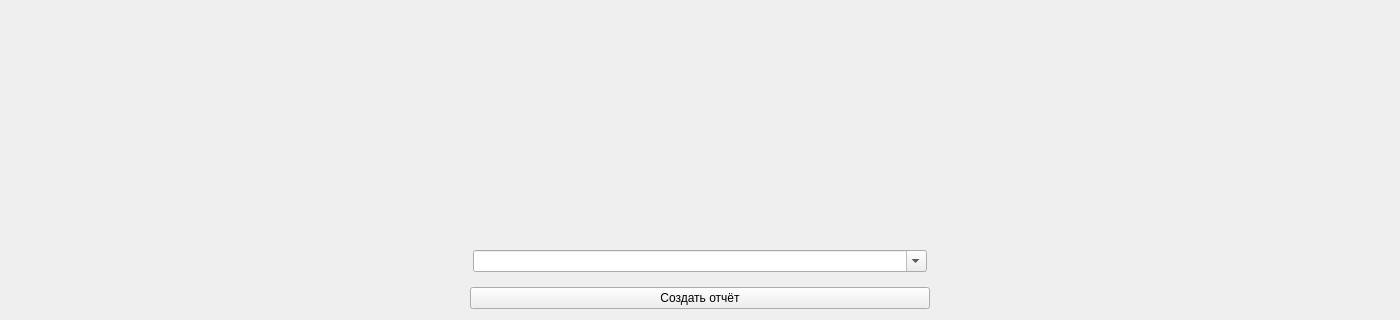
First picture: the form in ui_templates/dialogs/more_student_info_dialog.ui, repository IliaSuponeff/StudentsAccounting, before the edit; both pictures show x 0 to 1400 and y 320 to 640 of the 1400 by 640 pixel window.
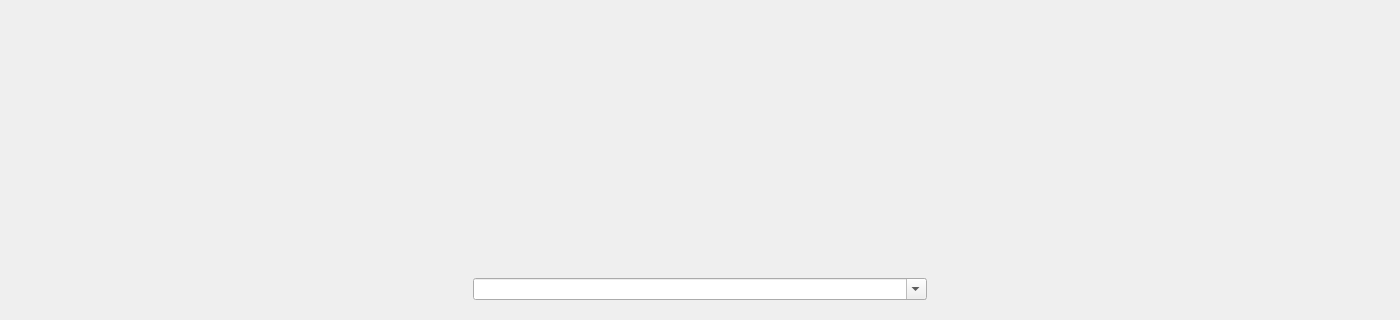
Second picture: the form after the edit.

Commit message: set_current_version_of_more_info_dialog

```diff
--- a/ui_templates/dialogs/more_student_info_dialog.ui
+++ b/ui_templates/dialogs/more_student_info_dialog.ui
@@ -295,49 +295,6 @@
      </layout>
     </widget>
    </item>
-   <item>
-    <layout class="QHBoxLayout" name="hLayout_1">
-     <item>
-      <spacer name="hSpacer_1">
-       <property name="orientation">
-        <enum>Qt::Horizontal</enum>
-       </property>
-       <property name="sizeHint" stdset="0">
-        <size>
-         <width>40</width>
-         <height>20</height>
-        </size>
-       </property>
-      </spacer>
-     </item>
-     <item>
-      <widget class="QPushButton" name="create_report_btn">
-       <property name="sizePolicy">
-        <sizepolicy hsizetype="Expanding" vsizetype="Minimum">
-         <horstretch>0</horstretch>
-         <verstretch>0</verstretch>
-        </sizepolicy>
-       </property>
-       <property name="text">
-        <string>Создать отчёт</string>
-       </property>
-      </widget>
-     </item>
-     <item>
-      <spacer name="hSpacer_2">
-       <property name="orientation">
-        <enum>Qt::Horizontal</enum>
-       </property>
-       <property name="sizeHint" stdset="0">
-        <size>
-         <width>40</width>
-         <height>20</height>
-        </size>
-       </property>
-      </spacer>
-     </item>
-    </layout>
-   </item>
   </layout>
  </widget>
  <resources/>
```
The commit also changes 3 other files.
